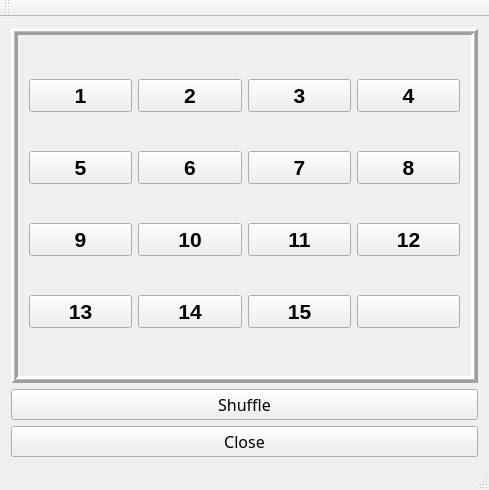
Before: the Qt Designer form 15numberPuzzle/mainwindow.ui in pnisarg/15numberspuzzle, drawn with Qt 5.
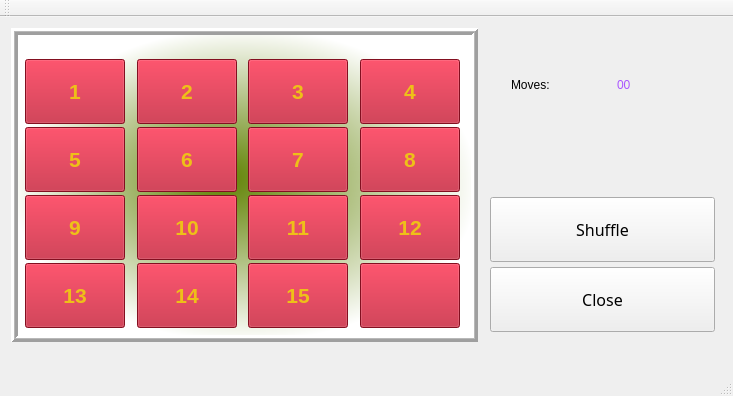
After: the same form once the commit is applied.

```diff
--- a/15numberPuzzle/mainwindow.ui
+++ b/15numberPuzzle/mainwindow.ui
@@ -6,8 +6,8 @@
    <rect>
     <x>0</x>
     <y>0</y>
-    <width>489</width>
-    <height>490</height>
+    <width>733</width>
+    <height>396</height>
    </rect>
   </property>
   <property name="sizePolicy">
@@ -19,10 +19,22 @@
   <property name="windowTitle">
    <string>15 Numbers Puzzle</string>
   </property>
+  <property name="styleSheet">
+   <string notr="true">backgournd:rgb(170, 170, 255)</string>
+  </property>
   <widget class="QWidget" name="centralWidget">
-   <layout class="QVBoxLayout" name="verticalLayout">
-    <item>
      <widget class="QFrame" name="frame">
+    <property name="geometry">
+     <rect>
+      <x>11</x>
+      <y>11</y>
+      <width>467</width>
+      <height>314</height>
+     </rect>
+    </property>
+    <property name="styleSheet">
+     <string notr="true">background:qradialgradient(spread:pad, cx:0.5, cy:0.5, radius:0.5, fx:0.445, fy:0.477273, stop:0 rgba(94, 128, 0, 255), stop:1 rgba(255, 255, 255, 255))</string>
+    </property>
       <property name="frameShape">
        <enum>QFrame::Box</enum>
       </property>
@@ -35,12 +47,21 @@
       <property name="midLineWidth">
        <number>1</number>
       </property>
-      <layout class="QGridLayout" name="gridLayout">
-       <item row="0" column="0">
         <widget class="QPushButton" name="button_1">
+     <property name="enabled">
+      <bool>true</bool>
+     </property>
+     <property name="geometry">
+      <rect>
+       <x>14</x>
+       <y>31</y>
+       <width>100</width>
+       <height>65</height>
+      </rect>
+     </property>
          <property name="maximumSize">
           <size>
-           <width>16777215</width>
+       <width>105</width>
            <height>16777215</height>
           </size>
          </property>
@@ -51,13 +72,23 @@
            <bold>true</bold>
           </font>
          </property>
+     <property name="styleSheet">
+      <string notr="true">background-color:rgb(184, 21, 45);
+color:rgb(238, 192, 24);</string>
+     </property>
          <property name="text">
           <string>1</string>
          </property>
         </widget>
-       </item>
-       <item row="0" column="1">
         <widget class="QPushButton" name="button_2">
+     <property name="geometry">
+      <rect>
+       <x>126</x>
+       <y>31</y>
+       <width>100</width>
+       <height>65</height>
+      </rect>
+     </property>
          <property name="maximumSize">
           <size>
            <width>16777215</width>
@@ -71,13 +102,23 @@
            <bold>true</bold>
           </font>
          </property>
+     <property name="styleSheet">
+      <string notr="true">background-color:rgb(184, 21, 45);
+color:rgb(238, 192, 24);</string>
+     </property>
          <property name="text">
           <string>2</string>
          </property>
         </widget>
-       </item>
-       <item row="0" column="2">
         <widget class="QPushButton" name="button_3">
+     <property name="geometry">
+      <rect>
+       <x>237</x>
+       <y>31</y>
+       <width>100</width>
+       <height>65</height>
+      </rect>
+     </property>
          <property name="maximumSize">
           <size>
            <width>16777215</width>
@@ -91,13 +132,23 @@
            <bold>true</bold>
           </font>
          </property>
+     <property name="styleSheet">
+      <string notr="true">background-color:rgb(184, 21, 45);
+color:rgb(238, 192, 24);</string>
+     </property>
          <property name="text">
           <string>3</string>
          </property>
         </widget>
-       </item>
-       <item row="0" column="3">
         <widget class="QPushButton" name="button_4">
+     <property name="geometry">
+      <rect>
+       <x>349</x>
+       <y>31</y>
+       <width>100</width>
+       <height>65</height>
+      </rect>
+     </property>
          <property name="maximumSize">
           <size>
            <width>16777215</width>
@@ -111,13 +162,23 @@
            <bold>true</bold>
           </font>
          </property>
+     <property name="styleSheet">
+      <string notr="true">background-color:rgb(184, 21, 45);
+color:rgb(238, 192, 24);</string>
+     </property>
          <property name="text">
           <string>4</string>
          </property>
         </widget>
-       </item>
-       <item row="2" column="0">
         <widget class="QPushButton" name="button_9">
+     <property name="geometry">
+      <rect>
+       <x>14</x>
+       <y>167</y>
+       <width>100</width>
+       <height>65</height>
+      </rect>
+     </property>
          <property name="maximumSize">
           <size>
            <width>16777215</width>
@@ -131,13 +192,23 @@
            <bold>true</bold>
           </font>
          </property>
+     <property name="styleSheet">
+      <string notr="true">background-color:rgb(184, 21, 45);
+color:rgb(238, 192, 24);</string>
+     </property>
          <property name="text">
           <string>9</string>
          </property>
         </widget>
-       </item>
-       <item row="2" column="1">
         <widget class="QPushButton" name="button_10">
+     <property name="geometry">
+      <rect>
+       <x>126</x>
+       <y>167</y>
+       <width>100</width>
+       <height>65</height>
+      </rect>
+     </property>
          <property name="maximumSize">
           <size>
            <width>16777215</width>
@@ -151,13 +222,23 @@
            <bold>true</bold>
           </font>
          </property>
+     <property name="styleSheet">
+      <string notr="true">background-color:rgb(184, 21, 45);
+color:rgb(238, 192, 24);</string>
+     </property>
          <property name="text">
           <string>10</string>
          </property>
         </widget>
-       </item>
-       <item row="2" column="2">
         <widget class="QPushButton" name="button_11">
+     <property name="geometry">
+      <rect>
+       <x>237</x>
+       <y>167</y>
+       <width>100</width>
+       <height>65</height>
+      </rect>
+     </property>
          <property name="maximumSize">
           <size>
            <width>16777215</width>
@@ -171,13 +252,23 @@
            <bold>true</bold>
           </font>
          </property>
+     <property name="styleSheet">
+      <string notr="true">background-color:rgb(184, 21, 45);
+color:rgb(238, 192, 24);</string>
+     </property>
          <property name="text">
           <string>11</string>
          </property>
         </widget>
-       </item>
-       <item row="2" column="3">
         <widget class="QPushButton" name="button_12">
+     <property name="geometry">
+      <rect>
+       <x>349</x>
+       <y>167</y>
+       <width>100</width>
+       <height>65</height>
+      </rect>
+     </property>
          <property name="maximumSize">
           <size>
            <width>16777215</width>
@@ -191,13 +282,23 @@
            <bold>true</bold>
           </font>
          </property>
+     <property name="styleSheet">
+      <string notr="true">background-color:rgb(184, 21, 45);
+color:rgb(238, 192, 24);</string>
+     </property>
          <property name="text">
           <string>12</string>
          </property>
         </widget>
-       </item>
-       <item row="3" column="0">
         <widget class="QPushButton" name="button_13">
+     <property name="geometry">
+      <rect>
+       <x>14</x>
+       <y>235</y>
+       <width>100</width>
+       <height>65</height>
+      </rect>
+     </property>
          <property name="maximumSize">
           <size>
            <width>16777215</width>
@@ -211,13 +312,23 @@
            <bold>true</bold>
           </font>
          </property>
+     <property name="styleSheet">
+      <string notr="true">background-color:rgb(184, 21, 45);
+color:rgb(238, 192, 24);</string>
+     </property>
          <property name="text">
           <string>13</string>
          </property>
         </widget>
-       </item>
-       <item row="3" column="1">
         <widget class="QPushButton" name="button_14">
+     <property name="geometry">
+      <rect>
+       <x>126</x>
+       <y>235</y>
+       <width>100</width>
+       <height>65</height>
+      </rect>
+     </property>
          <property name="maximumSize">
           <size>
            <width>16777215</width>
@@ -231,13 +342,23 @@
            <bold>true</bold>
           </font>
          </property>
+     <property name="styleSheet">
+      <string notr="true">background-color:rgb(184, 21, 45);
+color:rgb(238, 192, 24);</string>
+     </property>
          <property name="text">
           <string>14</string>
          </property>
         </widget>
-       </item>
-       <item row="3" column="2">
         <widget class="QPushButton" name="button_15">
+     <property name="geometry">
+      <rect>
+       <x>237</x>
+       <y>235</y>
+       <width>100</width>
+       <height>65</height>
+      </rect>
+     </property>
          <property name="maximumSize">
           <size>
            <width>16777215</width>
@@ -251,13 +372,23 @@
            <bold>true</bold>
           </font>
          </property>
+     <property name="styleSheet">
+      <string notr="true">background-color:rgb(184, 21, 45);
+color:rgb(238, 192, 24);</string>
+     </property>
          <property name="text">
           <string>15</string>
          </property>
         </widget>
-       </item>
-       <item row="3" column="3">
         <widget class="QPushButton" name="button_16">
+     <property name="geometry">
+      <rect>
+       <x>349</x>
+       <y>235</y>
+       <width>100</width>
+       <height>65</height>
+      </rect>
+     </property>
          <property name="maximumSize">
           <size>
            <width>16777215</width>
@@ -271,13 +402,23 @@
            <bold>true</bold>
           </font>
          </property>
+     <property name="styleSheet">
+      <string notr="true">background-color:rgb(184, 21, 45);
+color:rgb(238, 192, 24);</string>
+     </property>
          <property name="text">
           <string/>
          </property>
         </widget>
-       </item>
-       <item row="1" column="2">
         <widget class="QPushButton" name="button_7">
+     <property name="geometry">
+      <rect>
+       <x>237</x>
+       <y>99</y>
+       <width>100</width>
+       <height>65</height>
+      </rect>
+     </property>
          <property name="maximumSize">
           <size>
            <width>16777215</width>
@@ -291,13 +432,23 @@
            <bold>true</bold>
           </font>
          </property>
+     <property name="styleSheet">
+      <string notr="true">background-color:rgb(184, 21, 45);
+color:rgb(238, 192, 24);</string>
+     </property>
          <property name="text">
           <string>7</string>
          </property>
         </widget>
-       </item>
-       <item row="1" column="0">
         <widget class="QPushButton" name="button_5">
+     <property name="geometry">
+      <rect>
+       <x>14</x>
+       <y>99</y>
+       <width>100</width>
+       <height>65</height>
+      </rect>
+     </property>
          <property name="maximumSize">
           <size>
            <width>16777215</width>
@@ -311,13 +462,23 @@
            <bold>true</bold>
           </font>
          </property>
+     <property name="styleSheet">
+      <string notr="true">background-color:rgb(184, 21, 45);
+color:rgb(238, 192, 24);</string>
+     </property>
          <property name="text">
           <string>5</string>
          </property>
         </widget>
-       </item>
-       <item row="1" column="1">
         <widget class="QPushButton" name="button_6">
+     <property name="geometry">
+      <rect>
+       <x>126</x>
+       <y>99</y>
+       <width>100</width>
+       <height>65</height>
+      </rect>
+     </property>
          <property name="maximumSize">
           <size>
            <width>16777215</width>
@@ -331,13 +492,23 @@
            <bold>true</bold>
           </font>
          </property>
+     <property name="styleSheet">
+      <string notr="true">background-color:rgb(184, 21, 45);
+color:rgb(238, 192, 24);</string>
+     </property>
          <property name="text">
           <string>6</string>
          </property>
         </widget>
-       </item>
-       <item row="1" column="3">
         <widget class="QPushButton" name="button_8">
+     <property name="geometry">
+      <rect>
+       <x>349</x>
+       <y>99</y>
+       <width>100</width>
+       <height>65</height>
+      </rect>
+     </property>
          <property name="maximumSize">
           <size>
            <width>16777215</width>
@@ -351,16 +522,24 @@
            <bold>true</bold>
           </font>
          </property>
+     <property name="styleSheet">
+      <string notr="true">background-color:rgb(184, 21, 45);
+color:rgb(238, 192, 24);</string>
+     </property>
          <property name="text">
           <string>8</string>
          </property>
         </widget>
-       </item>
-      </layout>
-     </widget>
-    </item>
-    <item>
+   </widget>
      <widget class="QPushButton" name="pushButton">
+    <property name="geometry">
+     <rect>
+      <x>490</x>
+      <y>180</y>
+      <width>225</width>
+      <height>65</height>
+     </rect>
+    </property>
       <property name="font">
        <font>
         <family>MV Boli</family>
@@ -380,9 +559,15 @@
        <string>Shuffle</string>
       </property>
      </widget>
-    </item>
-    <item>
      <widget class="QPushButton" name="pushButton_2">
+    <property name="geometry">
+     <rect>
+      <x>490</x>
+      <y>250</y>
+      <width>225</width>
+      <height>65</height>
+     </rect>
+    </property>
       <property name="font">
        <font>
         <family>MV Boli</family>
@@ -399,8 +584,40 @@
        <string>Close</string>
       </property>
      </widget>
-    </item>
-   </layout>
+   <widget class="QWidget" name="">
+    <property name="geometry">
+     <rect>
+      <x>500</x>
+      <y>50</y>
+      <width>227</width>
+      <height>35</height>
+     </rect>
+    </property>
+    <layout class="QHBoxLayout" name="horizontalLayout">
+     <item>
+      <widget class="QLabel" name="label">
+       <property name="styleSheet">
+        <string notr="true">font: 75 16pt &quot;Century Schoolbook&quot;;
+</string>
+       </property>
+       <property name="text">
+        <string>Moves:</string>
+       </property>
+      </widget>
+     </item>
+     <item>
+      <widget class="QLabel" name="label_2">
+       <property name="styleSheet">
+        <string notr="true">font: 75 16pt &quot;Century Schoolbook&quot;;
+color:rgb(170, 85, 255)</string>
+       </property>
+       <property name="text">
+        <string>00</string>
+       </property>
+      </widget>
+     </item>
+    </layout>
+   </widget>
   </widget>
   <widget class="QMenuBar" name="menuBar">
    <property name="geometry">
```
Left out of the diff: 2 changed lines with no effect on the pictures. Lines whose indentation alone changed are shown as unchanged.
